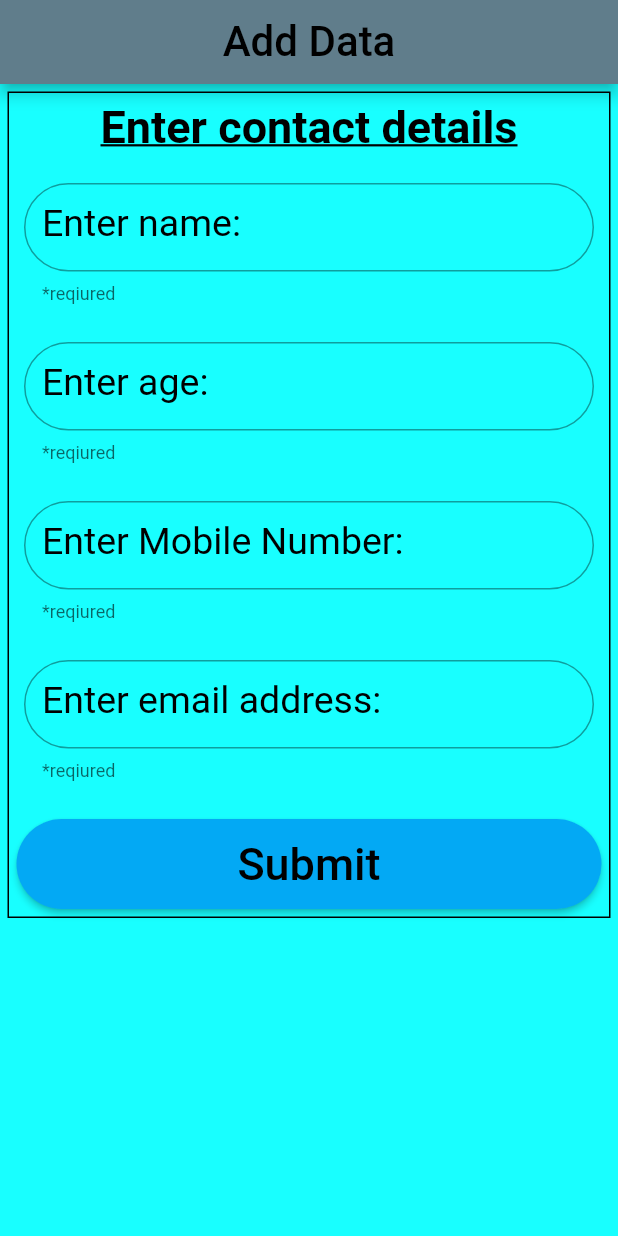
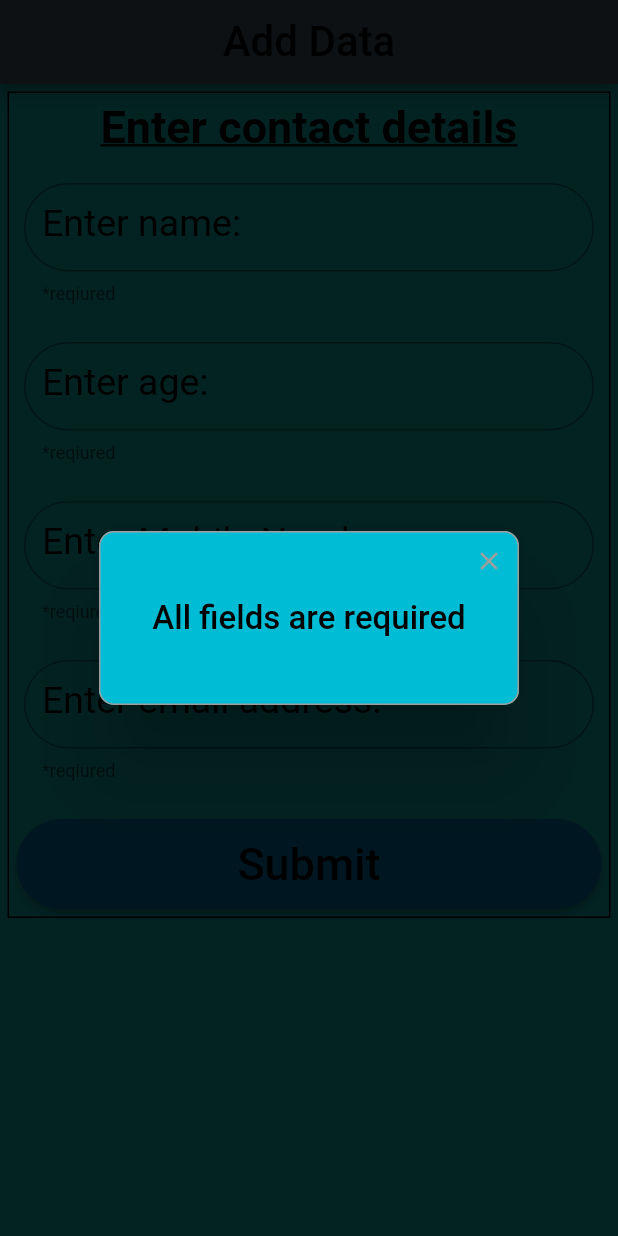
Before and after one commit to surya8barca/ContactList_App, a Flutter app: the Add screen opened directly, after a tap on "Submit", on a phone screen of 412 x 824 dp. Run offline on Flutter 3.47's test engine with Material 2 defaults, Android fonts, the phone set to English and light mode, and no system bars; our stand-ins replace hive, rflutter_alert; accounts and stored records are empty; generated files the repository leaves out were written again.

Commit message:
add function done and working in hive

```diff
--- a/contacts/lib/addData.dart
+++ b/contacts/lib/addData.dart
@@ -1,5 +1,5 @@
 
-
+import 'package:contacts/database.dart';
 import 'package:flutter/material.dart';
 import 'package:hive/hive.dart';
 import 'package:rflutter_alert/rflutter_alert.dart';
@@ -15,7 +15,7 @@ class Add extends StatefulWidget {
 }
 
 class _HomeState extends State<Add> {
-  final databse= Hive.box('database');
+  final database= Hive.box('database');
   TextEditingController forname=new TextEditingController();
   TextEditingController forage=new TextEditingController();
   TextEditingController forphone=new TextEditingController();
@@ -25,9 +25,43 @@ class _HomeState extends State<Add> {
   String phone;
   String email;
 
-  emptyfields(){
+  checkinvalid(){
+    Pattern emailType= r'^([a-zA-Z0-9_\-\.]+)@([a-zA-Z0-9_\-\.]+)\.([a-zA-Z]{2,5})$';
+    RegExp regex= new RegExp(emailType);
+    if(name==null||age==null||phone==null||email==null)
+    {
+      Alert(context: context,title: 'All fields are required',buttons: [],style: AlertStyle(backgroundColor:Colors.cyan)).show();
+      return true;
+    }
+    else if(name=='')
+    {
+      Alert(context: context,title: 'Invalid Name',desc: "Please Enter a valid name",buttons: [],style: AlertStyle(backgroundColor:Colors.cyan)).show();
+      return true;
+    }
+    else if(age<1||age>100)
+    {
+      Alert(context: context,title: 'Invalid Age',desc: "Please Enter a valid age\n(1 to 100)",buttons: [],style: AlertStyle(backgroundColor:Colors.cyan)).show();
+      return true;
+    }
+    else if(phone.length!=10)
+    {
+      Alert(context: context,title: 'Invalid Phone Number',desc: "Please Enter a valid phone number\n(10 digits only)",buttons: [],style: AlertStyle(backgroundColor:Colors.cyan)).show();
+      return true;
+    }
+    else if(!regex.hasMatch(email))
+    {
+      Alert(context: context,title: 'Invalid Email Address',desc: "Please Enter a valid email address(example@site.domain)",buttons: [],style: AlertStyle(backgroundColor:Colors.cyan)).show();
+      return true;
+    }
+    else
+      return false;
+  }
 
+  add(){
+    Database newdata = Database(name, age, phone, email);
+    database.add(newdata);
   }
+
 
   @override
   Widget build(BuildContext context) {
@@ -84,8 +118,10 @@ class _HomeState extends State<Add> {
                       ),
                       helperText: '*reqiured',
                     ),
-                    onSubmitted: (name){
-                      name=name;
+                    onSubmitted: (value){
+                      setState(() {
+                        name=value;
+                      });
                       FocusScope.of(context).nextFocus();
                     },
                   ),
@@ -109,8 +145,10 @@ class _HomeState extends State<Add> {
                       ),
                       helperText: '*reqiured',
                     ),
-                    onSubmitted: (age){
-                      age=age;
+                    onSubmitted: (value){
+                      setState(() {
+                        age=int.parse(value);
+                      });
                       FocusScope.of(context).nextFocus();
                     },
                   ),
@@ -134,8 +172,10 @@ class _HomeState extends State<Add> {
                       ),
                       helperText: '*reqiured',
                     ),
-                    onSubmitted: (number){
-                      phone=number;
+                    onSubmitted: (value){
+                      setState(() {
+                        phone=value;
+                      });
                       FocusScope.of(context).nextFocus();
                     },
                   ),
@@ -158,9 +198,10 @@ class _HomeState extends State<Add> {
                       ),
                       helperText: '*reqiured',
                     ),
-                    onSubmitted: (email){
-                      email=email;
-                      FocusScope.of(context).unfocus();
+                    onSubmitted: (value){
+                      setState(() {
+                        email=value;
+                      });
                     },
                   ),
                 ),
@@ -174,16 +215,64 @@ class _HomeState extends State<Add> {
                 buttonColor: Colors.lightBlue,
                 child: RaisedButton(
                 onPressed: (){
-                  if(emptyfields())
+                  if(!checkinvalid())
                   {
-                    Alert(context: context,title: 'Empty Fields',desc: 'Please Enter all the fields properly',buttons: [],style: AlertStyle(backgroundColor: Colors.black));
+                    Alert(
+                    context: context,
+                    style: AlertStyle(
+                      backgroundColor: Colors.cyan,
+                    ),
+                    title: "Submit",
+                    desc: "Are you sure you want to submit?",
+                    buttons: [],
+                    content: Padding(
+                      padding: const EdgeInsets.all(15.0),
+                      child: Row(
+                        mainAxisAlignment: MainAxisAlignment.spaceAround,
+                        children: <Widget>[
+                          ButtonTheme(
+                            shape: RoundedRectangleBorder(borderRadius: BorderRadius.circular(20)),
+                            buttonColor: Colors.black,
+                            child: RaisedButton(
+                              onPressed: (){
+                                Navigator.pop(context);
+                              },
+                              child: Text(
+                                'No',
+                                textAlign: TextAlign.center,
+                                style: TextStyle(
+                                  fontSize: 20,
+                                  fontWeight: FontWeight.bold,
+                                  color: Colors.white,
+                                ),
+                              ),
+                            ),
+                          ),
+                          ButtonTheme(
+                            shape: RoundedRectangleBorder(borderRadius: BorderRadius.circular(20)),
+                            buttonColor: Colors.black,
+                            child: RaisedButton(
+                              onPressed: (){
+                                add();
+                                Navigator.pop(context);
+                                Navigator.pop(context);
+                              },
+                              child: Text(
+                                'Yes',
+                                textAlign: TextAlign.center,
+                                style: TextStyle(
+                                  fontSize: 20,
+                                  fontWeight: FontWeight.bold,
+                                  color: Colors.white,
+                                ),
+                              ),
+                            ),
+                          )
+                        ],
+                      ),
+                    ),
+                  ).show();
                   }
-                  else
-                  {
-                    //ask for submit confirmation
-                    //call the add function and navigate out
-                  }
-
                 },
                 child: Text(
                   'Submit',
```
